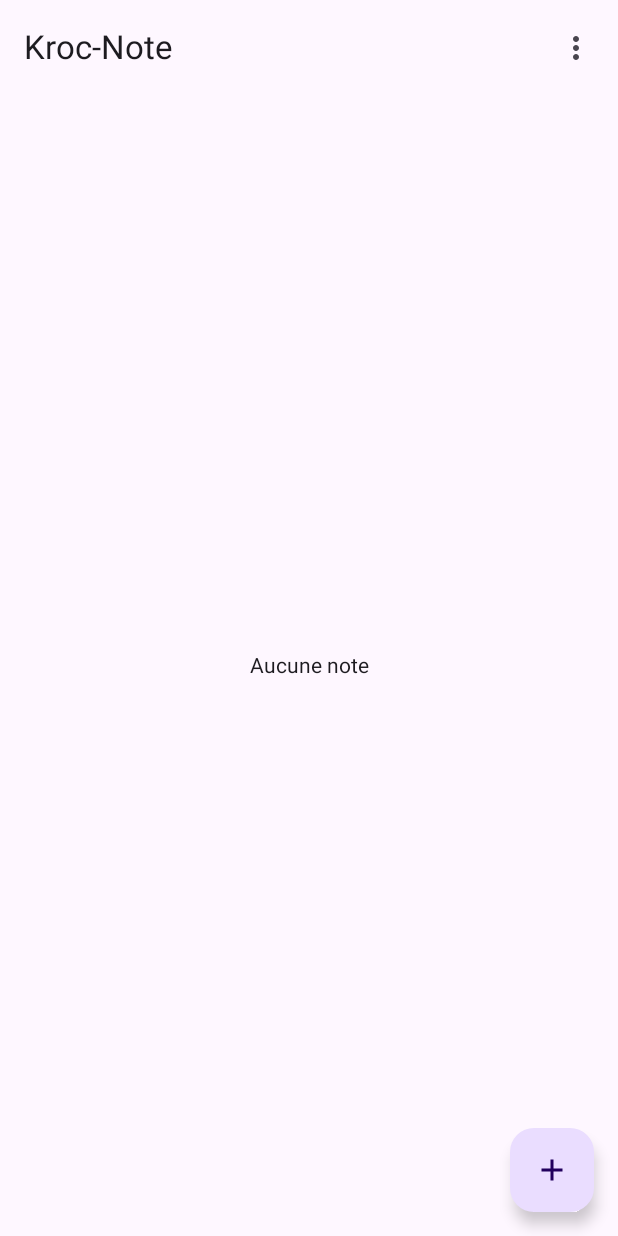
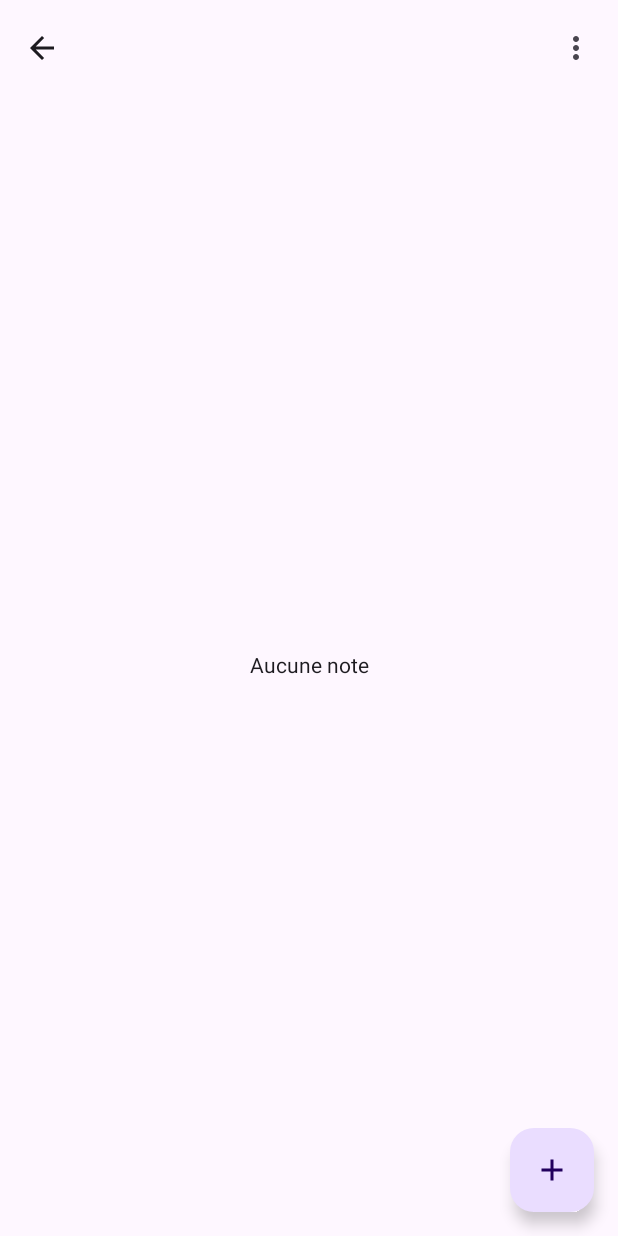
Before and after one commit to lohan5555/Kroc-note, an Android app built with Jetpack Compose: the composable NoteScreen called with empty values, on a phone screen of 412 x 824 dp. Run offline under Robolectric (Android 15) with nearby library versions, the phone set to English and light mode, and no system bars.

Commit message:
feat: navBack folders
nom du folder affiche sur l'AppBar

```diff
--- a/app/src/main/java/com/example/kroc_note/ui/screen/ListNote.kt
+++ b/app/src/main/java/com/example/kroc_note/ui/screen/ListNote.kt
@@ -46,6 +46,8 @@ import androidx.compose.foundation.isSystemInDarkTheme
 import androidx.compose.foundation.layout.height
 import androidx.compose.foundation.lazy.LazyColumn
 import androidx.compose.foundation.rememberScrollState
+import androidx.compose.material.icons.automirrored.filled.ArrowBack
+import androidx.compose.material.icons.filled.ArrowBack
 import androidx.compose.material.icons.filled.Close
 import androidx.compose.material.icons.filled.Delete
 import androidx.compose.material.icons.filled.KeyboardArrowUp
@@ -71,6 +73,8 @@ import com.example.kroc_note.ui.data.FolderState
 import com.example.kroc_note.ui.data.bddClass.Folder
 import com.example.kroc_note.ui.data.type.SortType
 import com.example.kroc_note.ui.theme.KrocNoteTheme
+import java.net.URLEncoder
+import java.nio.charset.StandardCharsets
 
 
 @OptIn(ExperimentalMaterial3Api::class)
@@ -86,7 +90,6 @@ fun NoteScreen(
     isDark: Boolean
 ){
 
-    println("path $path")
     //on ne garde que les notes et les dossiers qui ont le bon chemin
     val notes = state.notes.filter { it.path == path }
     val folders = stateFolder.folders.filter { it.path == path }
@@ -98,8 +101,29 @@ fun NoteScreen(
     Scaffold(
         topBar = {
             var expanded by remember { mutableStateOf(false) } //indique si le dropDownMenu est ouvert
+            var titreAppBar: String
+            if(path == "home"){
+                titreAppBar = "Kroc-Note"
+            }else{
+                titreAppBar = path.substringAfterLast('/') //TODO faire une fonction qui garde que la fin du path
+            }
+
             TopAppBar(
-                title = { Text("Kroc-Note") },
+                title = { Text(titreAppBar) },
+                navigationIcon = {
+                    if(path != "home"){
+                        IconButton(onClick = {
+                            val parentPath = path.substringBeforeLast('/', "home")
+                            val encodedParentPath = URLEncoder.encode(parentPath, StandardCharsets.UTF_8.toString())
+                            navController.navigate("NoteScreen/$encodedParentPath") {
+                                popUpTo("NoteScreen/$encodedParentPath") { inclusive = true }
+                            }
+                        }) {
+                            Icon(Icons.AutoMirrored.Filled.ArrowBack, contentDescription = "retour arrière")
+                        }
+
+                    }
+                },
                 actions = {
                     if(noteSelect.isEmpty()){
                         IconButton(onClick = {expanded = true}) {
@@ -219,7 +243,6 @@ fun NoteScreen(
                                 value = filtre,
                                 onValueChange = {
                                     filtre = it
-                                    println(filtre)
                                 },
                                 placeholder = { Text("\uD83D\uDD0D Rechercher") },
                             )
--- a/app/src/main/java/com/example/kroc_note/ui/screen/detailNote.kt
+++ b/app/src/main/java/com/example/kroc_note/ui/screen/detailNote.kt
@@ -185,7 +185,6 @@ fun Note(note: Note,
                                         ),
                                         selected = state.couleur == couleur,
                                         onClick = {
-                                            println("${note.path} path")
                                             onEvent(NoteEvent.SetColor(couleur))
                                             onEvent(
                                                 NoteEvent.UpdateNote(
```
